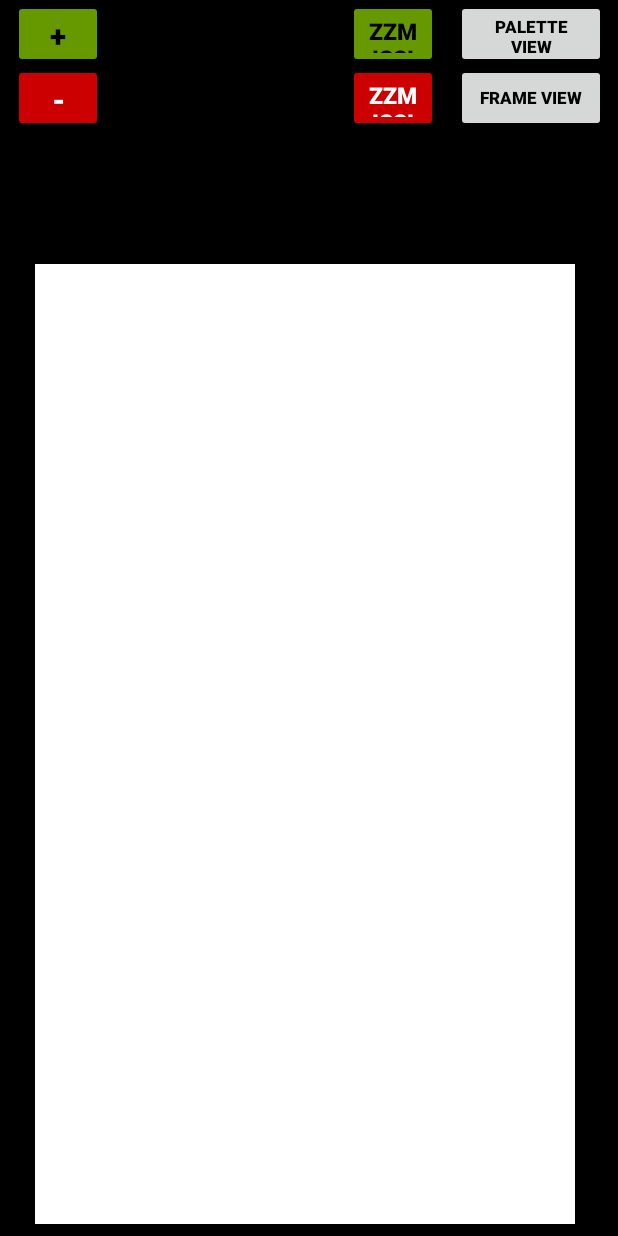
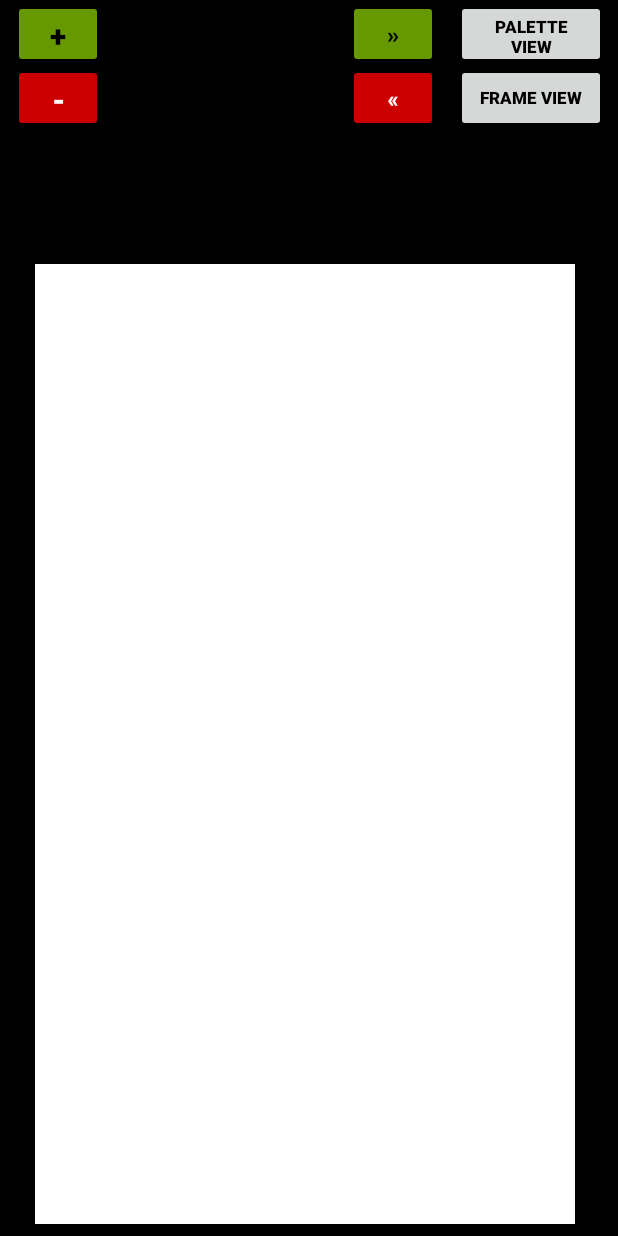
Before and after one commit to TVCreed/Animator, an Android app: the screen it shows after launch (MainActivity), after a tap on "FRAME VIEW", on a phone screen of 412 x 824 dp. Run offline under Robolectric (Android 15) with nearby library versions, the phone set to English and light mode, and no system bars; libraries missing offline, so code that uses them is left out: com.flask.colorpicker; 1 statement that could not run was skipped.

```diff
--- a/app/src/main/res/values/strings.xml
+++ b/app/src/main/res/values/strings.xml
@@ -9,4 +9,6 @@
     <string name="select_color_btn_txt">Select Color</string>
     <string name="btnUndo">«</string>
     <string name="btnRedo">»</string>
+    <string name="btnPrevFrame">«</string>
+    <string name="btnNextFrame">»</string>
 </resources>
```
